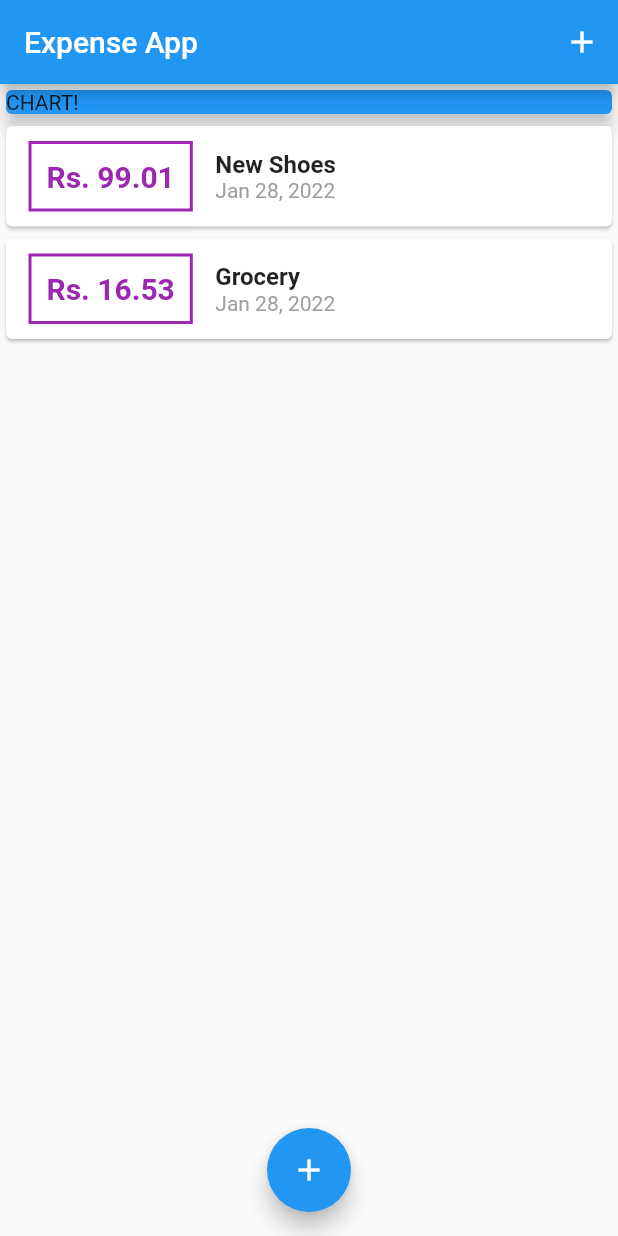
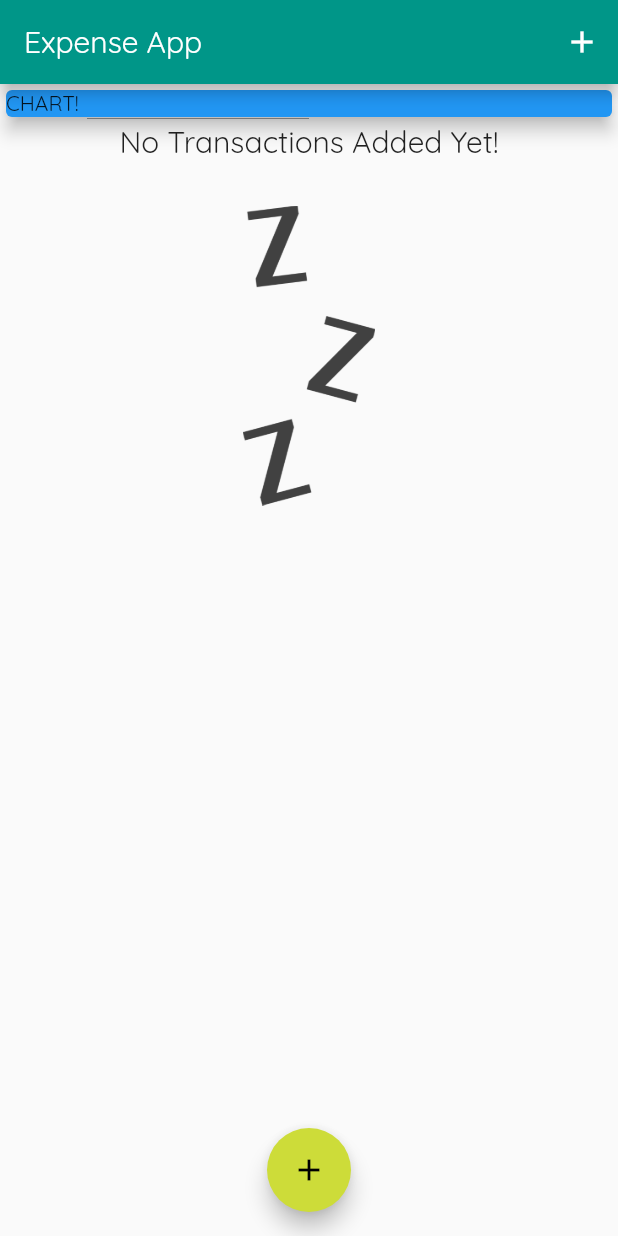
Before and after one commit to aqasim23/flutter_expense, a Flutter app: the screen it shows after launch, on a phone screen of 412 x 824 dp. Run offline on Flutter 3.47's test engine with Material 2 defaults, Android fonts, the phone set to English and light mode, and no system bars.

```diff
--- a/lib/Widgets/transaction_list.dart
+++ b/lib/Widgets/transaction_list.dart
@@ -13,7 +13,26 @@ class TransactionList extends StatelessWidget {
     return Container(
         height: 500,
         // child: ListView(
-        child: ListView.builder(
+        child: transactions.isEmpty
+            ? Column(
+                children: <Widget>[
+                  Text(
+                    'No Transactions Added Yet!',
+                    style: Theme.of(context).textTheme.headline6,
+                  ),
+                  SizedBox(
+                    height: 30,
+                  ),
+                  Container(
+                    height: 200,
+                    child: Image.asset(
+                      'assets/images/waiting.png',
+                      fit: BoxFit.cover,
+                    ),
+                  )
+                ],
+              )
+            : ListView.builder(
                 itemBuilder: (ctx, index) {
                   return Card(
                     child: Row(
@@ -25,7 +44,7 @@ class TransactionList extends StatelessWidget {
                           ),
                           decoration: BoxDecoration(
                             border: Border.all(
-                        color: Colors.purple,
+                              color: Theme.of(context).primaryColor,
                               width: 2,
                             ),
                           ),
@@ -35,7 +54,7 @@ class TransactionList extends StatelessWidget {
                             style: TextStyle(
                               fontWeight: FontWeight.bold,
                               fontSize: 20,
-                        color: Colors.purple,
+                              color: Theme.of(context).primaryColor,
                             ),
                           ),
                         ),
@@ -50,7 +69,8 @@ class TransactionList extends StatelessWidget {
                               ),
                             ),
                             Text(
-                        DateFormat.yMMMd().format(transactions[index].date),
+                              DateFormat.yMMMd()
+                                  .format(transactions[index].date),
                               style: TextStyle(
                                 color: Colors.grey,
                               ),
--- a/lib/main.dart
+++ b/lib/main.dart
@@ -16,6 +16,11 @@ class MyApp extends StatelessWidget {
     return MaterialApp(
       debugShowCheckedModeBanner: false,
       title: 'Expense',
+      theme: ThemeData(
+        primarySwatch: Colors.teal,
+        accentColor: Colors.lime,
+        fontFamily: 'Quicksand',
+      ),
       home: myHomePage(),
     );
   }
@@ -30,18 +35,18 @@ class _myHomePageState extends State<myHomePage> {
   // String titleInput;
 
   final List<Transaction> _userTransactions = [
-    Transaction(
-      id: 't1',
-      title: 'New Shoes',
-      amount: 99.01,
-      date: DateTime.now(),
-    ),
-    Transaction(
-      id: 't2',
-      title: 'Grocery',
-      amount: 16.53,
-      date: DateTime.now(),
-    )
+    // Transaction(
+    //   id: 't1',
+    //   title: 'New Shoes',
+    //   amount: 99.01,
+    //   date: DateTime.now(),
+    // ),
+    // Transaction(
+    //   id: 't2',
+    //   title: 'Grocery',
+    //   amount: 16.53,
+    //   date: DateTime.now(),
+    // )
   ];
 
   void _addNewTransaction(String txTitle, double txAmount) {
```
Also changed, not shown: pubspec.yaml (+13 -6 lines), assets/fonts/OpenSans-Bold.ttf (added), assets/fonts/OpenSans-Regular.ttf (added), assets/fonts/Quicksand-Bold.ttf (added), assets/fonts/Quicksand-Light.ttf (added), assets/fonts/Quicksand-Medium.ttf (added), assets/fonts/Quicksand-Regular.ttf (added), assets/images/waiting.png (added). Lines whose indentation alone changed are shown as unchanged.
